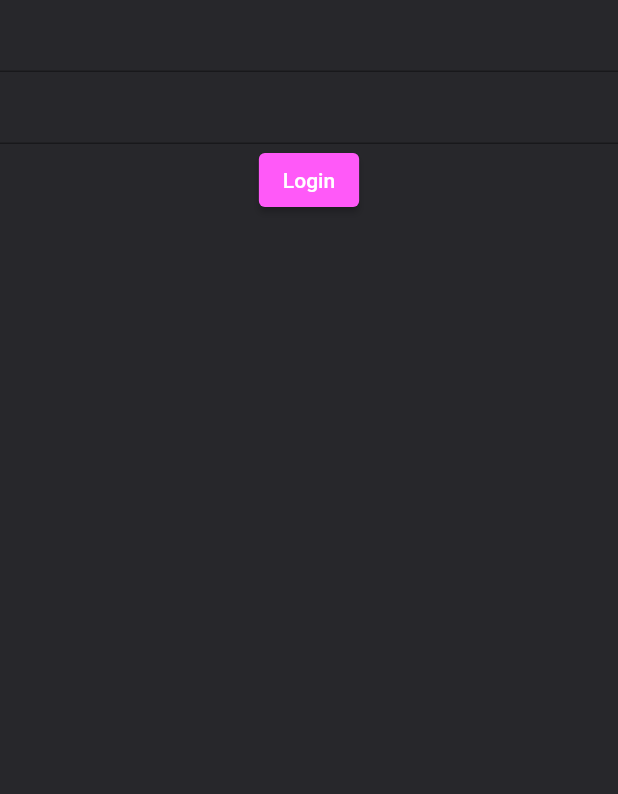
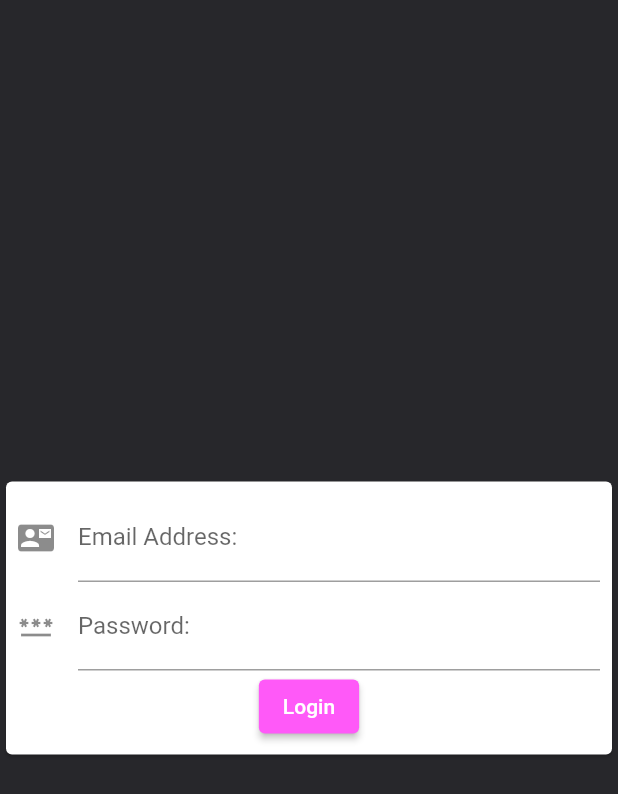
Before and after one commit to jacob1710/noteyio-flutter, a Flutter app: the screen it shows after launch, after a tap on "I Already have an account", after a tap on "Login", on a phone screen of 412 x 824 dp. Shown: the top 794 px of the screen. Run offline on Flutter 3.47's test engine with Material 2 defaults, Android fonts, the phone set to English and light mode, and no system bars; our stand-ins replace get_it, stacked.

Commit message:
Update styling, add login page

```diff
--- a/lib/constants/app_styles.dart
+++ b/lib/constants/app_styles.dart
@@ -16,4 +16,25 @@ class AppStyles{
 
   static const Color kDefaultDarkColor = Color(0xFF27272B);
   static const Color kPrimaryColor = Color(0xFFFF59F8);
+
+  //https://medium.com/@filipvk/creating-a-custom-color-swatch-in-flutter-554bcdcb27f3
+  static MaterialColor createMaterialColor(Color color) {
+    List strengths = <double>[.05];
+    final swatch = <int, Color>{};
+    final int r = color.red, g = color.green, b = color.blue;
+
+    for (int i = 1; i < 10; i++) {
+      strengths.add(0.1 * i);
+    }
+    strengths.forEach((strength) {
+      final double ds = 0.5 - strength;
+      swatch[(strength * 1000).round()] = Color.fromRGBO(
+        r + ((ds < 0 ? r : (255 - r)) * ds).round(),
+        g + ((ds < 0 ? g : (255 - g)) * ds).round(),
+        b + ((ds < 0 ? b : (255 - b)) * ds).round(),
+        1,
+      );
+    });
+    return MaterialColor(color.value, swatch);
+  }
 }
--- a/lib/main.dart
+++ b/lib/main.dart
@@ -6,6 +6,7 @@ import 'package:noteyio_flutter/views/authentication/login/login_view.dart';
 import 'package:noteyio_flutter/views/basemodel.dart';
 import 'package:provider/provider.dart';
 
+import 'constants/app_styles.dart';
 import 'locator.dart';
 
 Future<void> main() async {
@@ -20,7 +21,7 @@ class MyApp extends StatelessWidget {
     return MaterialApp(
       title: 'NoteyIO',
       theme: ThemeData(
-        primarySwatch: Colors.blue,
+        primarySwatch: AppStyles.createMaterialColor(AppStyles.kPrimaryColor),
       ),
       home: ChangeNotifierProvider(
         create: (context) => BaseModel(),
--- a/lib/views/authentication/login/login_view.dart
+++ b/lib/views/authentication/login/login_view.dart
@@ -20,19 +20,55 @@ class _LoginViewState extends State<LoginView> {
         builder: (context, model, child) => Scaffold(
           backgroundColor: AppStyles.kDefaultDarkColor,
           body: Column(
+            crossAxisAlignment: CrossAxisAlignment.center,
+            mainAxisAlignment: MainAxisAlignment.spaceAround,
+            children: [
+              Card(
+                child: Padding(
+                  padding: const EdgeInsets.all(8.0),
+                  child: Column(
                     children: [
                       TextFormField(
-
+                        decoration: const InputDecoration(
+                            icon: Icon(Icons.contact_mail),
+                          hintText: 'Enter Email',
+                          labelText: 'Email Address:',
+                        ),
+                        keyboardType: TextInputType.emailAddress,
+                        enableSuggestions: true,
+                        autocorrect: false,
+                        onChanged: (value){
+                          print(value);
+                          model.currentEmail = value;
+                        },
                       ),
                       TextFormField(
-
+                        decoration: const InputDecoration(
+                          icon: Icon(Icons.password),
+                          hintText: 'Enter Password',
+                          labelText: 'Password:',
+                        ),
+                        obscureText: true,
+                        enableSuggestions: false,
+                        autocorrect: false,
+                        onChanged: (value){
+                          print(value);
+                          model.currentPwd = value;
+                        },
                       ),
                       Center(
                         child: DefaultButton(
-                  onTapped: (){},
+                          onTapped: (){
+                            model.loginPressed();
+                          },
                           text: 'Login',
                         ),
                       ),
+                    ],
+                  ),
+                ),
+              )
+
             ],
           ),
         )
--- a/lib/views/authentication/login/login_view_model.dart
+++ b/lib/views/authentication/login/login_view_model.dart
@@ -1,7 +1,15 @@
 import 'package:noteyio_flutter/views/basemodel.dart';
 
 class LoginViewModel extends BaseModel{
+
+  String currentEmail = '';
+  String currentPwd = '';
+
   Future<void> init() async{
     print('LoginViewModel.init');
   }
+  bool loginPressed(){
+    print(currentPwd+'@'+currentEmail);
+    return true;
+  }
 }
```
Lines whose indentation alone changed are shown as unchanged.
